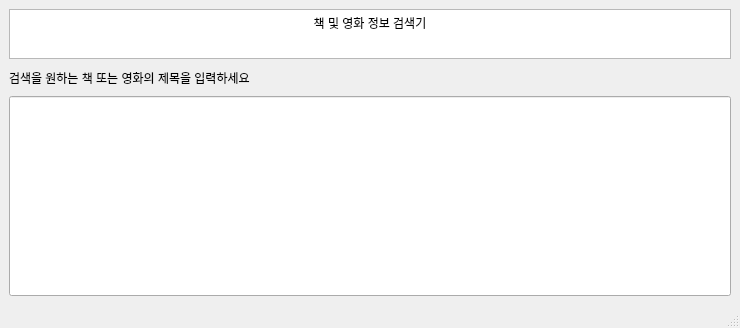
Before: the Qt Designer form ui_files/Find_info_main.ui in jiwoo1105/DKU_Opensource_knoo-B, drawn with Qt 5.
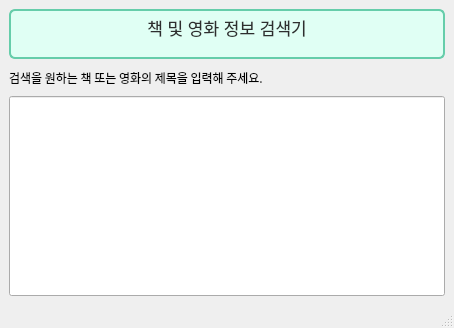
After: the same form once the commit is applied.

Commit message: UI 1차 수정

What changed in the file:
```diff
--- a/ui_files/Find_info_main.ui
+++ b/ui_files/Find_info_main.ui
@@ -6,7 +6,7 @@
    <rect>
     <x>0</x>
     <y>0</y>
-    <width>740</width>
+    <width>454</width>
     <height>328</height>
    </rect>
   </property>
@@ -25,18 +25,44 @@
      <layout class="QVBoxLayout" name="verticalLayout_2">
       <item>
        <widget class="QTextBrowser" name="textBrowser">
+        <property name="sizePolicy">
+         <sizepolicy hsizetype="Minimum" vsizetype="Minimum">
+          <horstretch>0</horstretch>
+          <verstretch>0</verstretch>
+         </sizepolicy>
+        </property>
+        <property name="minimumSize">
+         <size>
+          <width>100</width>
+          <height>20</height>
+         </size>
+        </property>
         <property name="maximumSize">
          <size>
           <width>16777215</width>
           <height>50</height>
          </size>
         </property>
+        <property name="styleSheet">
+         <string notr="true">font: 57 9pt &quot;G마켓 산스 TTF Medium&quot;;
+color: #2E2E2E;
+
+border-style: solid;
+border-width: 2px;
+border-color: #66CDAA;
+border-radius: 6px;
+background-color: #E0FFF4;
+</string>
+        </property>
+        <property name="lineWrapColumnOrWidth">
+         <number>0</number>
+        </property>
         <property name="html">
          <string>&lt;!DOCTYPE HTML PUBLIC &quot;-//W3C//DTD HTML 4.0//EN&quot; &quot;http://www.w3.org/TR/REC-html40/strict.dtd&quot;&gt;
 &lt;html&gt;&lt;head&gt;&lt;meta name=&quot;qrichtext&quot; content=&quot;1&quot; /&gt;&lt;style type=&quot;text/css&quot;&gt;
 p, li { white-space: pre-wrap; }
-&lt;/style&gt;&lt;/head&gt;&lt;body style=&quot; font-family:'Gulim'; font-size:9pt; font-weight:400; font-style:normal;&quot;&gt;
-&lt;p align=&quot;center&quot; style=&quot; margin-top:0px; margin-bottom:0px; margin-left:0px; margin-right:0px; -qt-block-indent:0; text-indent:0px;&quot;&gt;책 및 영화 정보 검색기&lt;/p&gt;&lt;/body&gt;&lt;/html&gt;</string>
+&lt;/style&gt;&lt;/head&gt;&lt;body style=&quot; font-family:'G마켓 산스 TTF Medium'; font-size:9pt; font-weight:56; font-style:normal;&quot;&gt;
+&lt;p align=&quot;center&quot; style=&quot; margin-top:0px; margin-bottom:0px; margin-left:0px; margin-right:0px; -qt-block-indent:0; text-indent:0px;&quot;&gt;&lt;span style=&quot; font-size:13pt; font-weight:400;&quot;&gt;책 및 영화 정보 검색기&lt;/span&gt;&lt;/p&gt;&lt;/body&gt;&lt;/html&gt;</string>
         </property>
        </widget>
       </item>
@@ -50,8 +76,13 @@
             <height>25</height>
            </size>
           </property>
+          <property name="font">
+           <font>
+            <family>G마켓 산스 TTF Medium</family>
+           </font>
+          </property>
           <property name="text">
-           <string>검색을 원하는 책 또는 영화의 제목을 입력하세요</string>
+           <string>검색을 원하는 책 또는 영화의 제목을 입력해 주세요.</string>
           </property>
          </widget>
         </item>
```
The commit also changes 4 other files.
